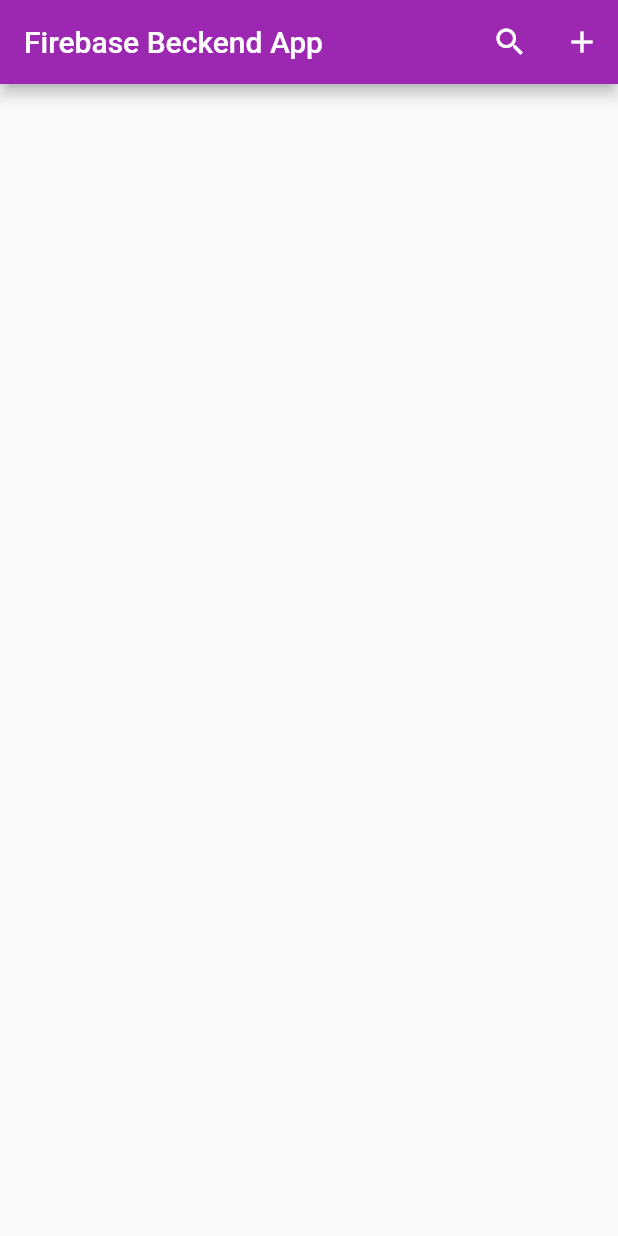
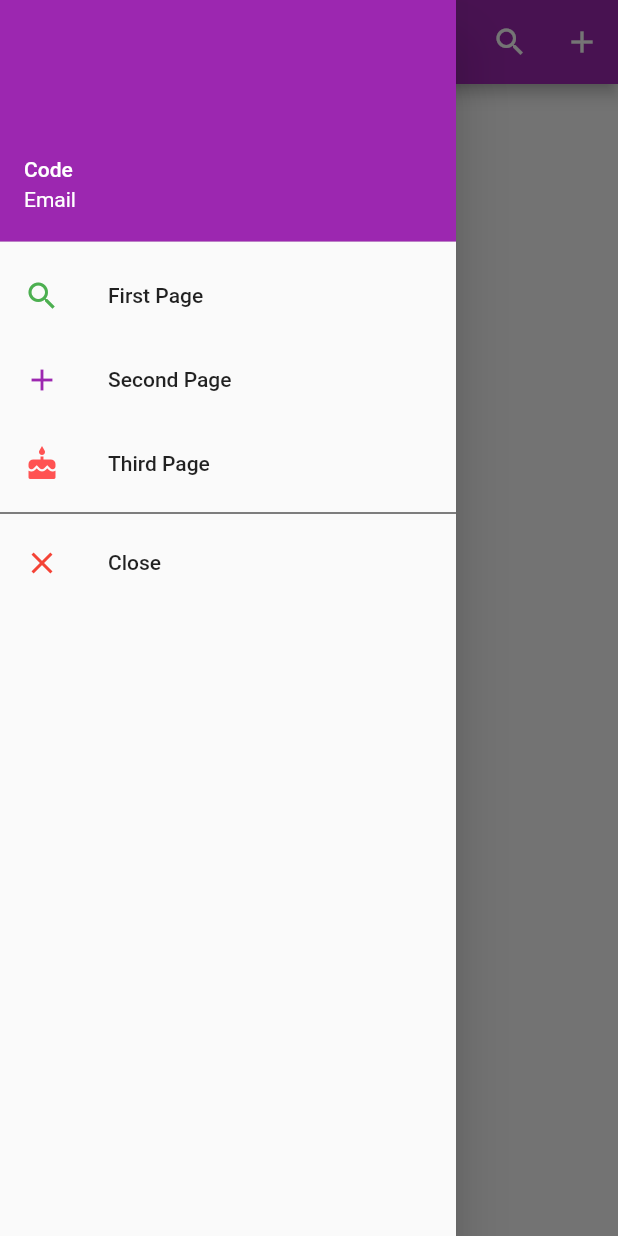
Before and after one commit to IndraYudha22/flutter_and_firebase, a Flutter app: the screen it shows after launch, with the side drawer open (before the commit the screen has no drawer), on a phone screen of 412 x 824 dp. Run offline on Flutter 3.47's test engine with Material 2 defaults, Android fonts, the phone set to English and light mode, and no system bars.

Commit message:
update: navigation drawer design

```diff
--- a/lib/HomePage.dart
+++ b/lib/HomePage.dart
@@ -17,6 +17,45 @@ class _HomeState extends State<Home> {
           IconButton(icon: Icon(Icons.add), onPressed: ()=> debugPrint('Add'))
         ],
       ),
+
+      drawer: Drawer(
+        child: ListView(
+          children: [
+
+            UserAccountsDrawerHeader(accountName: Text('Code'),
+              accountEmail: Text('Email'),
+              decoration: BoxDecoration(
+                color: Colors.purple
+              ),
+            ),
+
+            ListTile(
+                title: Text('First Page'),
+                leading: Icon(Icons.search, color: Colors.green),
+            ),
+            ListTile(
+              title: Text('Second Page'),
+              leading: Icon(Icons.add, color: Colors.purple),
+            ),
+            ListTile(
+              title: Text('Third Page'),
+              leading: Icon(Icons.cake, color: Colors.redAccent),
+            ),
+            Divider(
+              height: 10,
+              color: Colors.black,
+            ),
+            ListTile(
+              title: Text('Close'),
+              leading: Icon(Icons.close, color: Colors.red),
+              onTap: (){
+                Navigator.of(context).pop();
+              },
+            )
+
+          ],
+        ),
+      ),
     );
   }
 }
```
